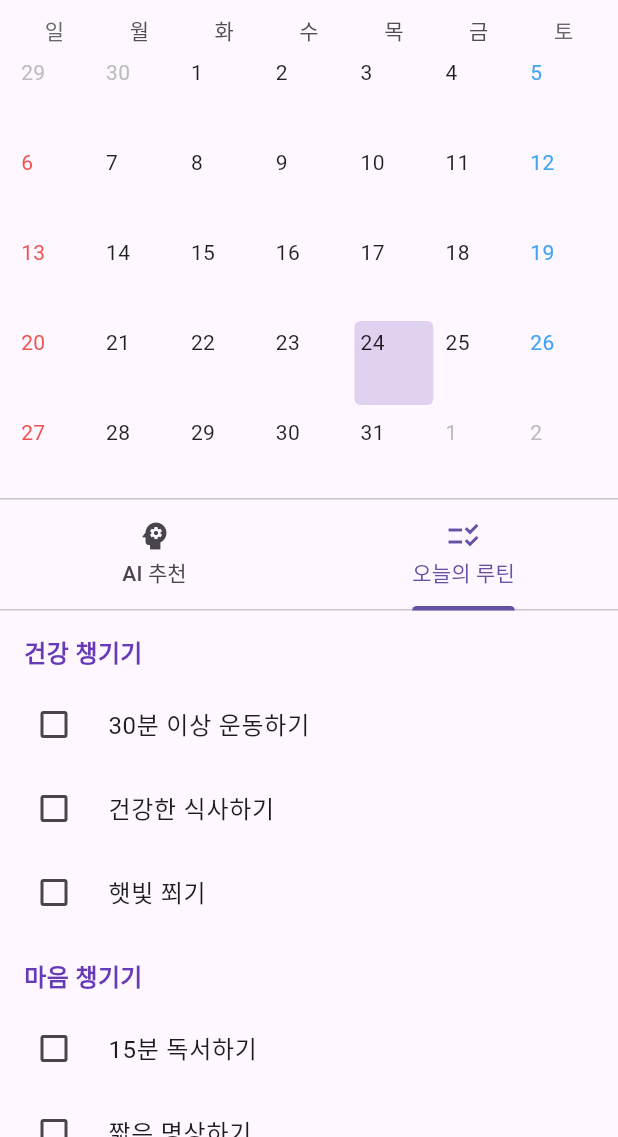
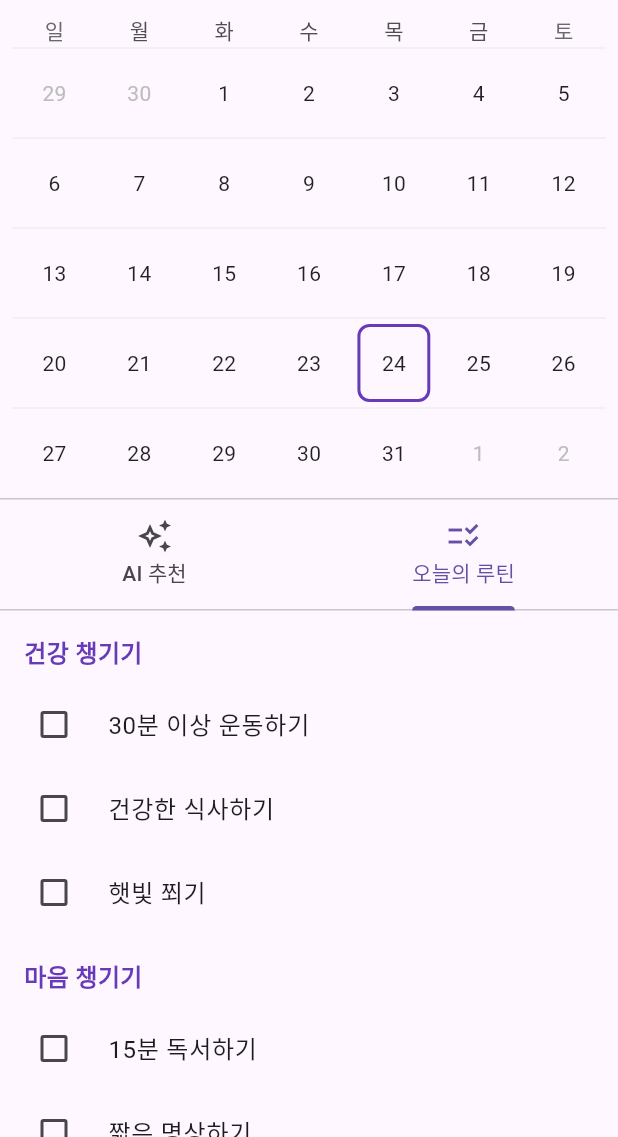
Before and after one commit to shine83/god_life_app_new, a Flutter app: the WorkSchedulePage screen opened directly, tab 2 chosen, on a phone screen of 412 x 824 dp, the part 99-1236 px from its top. Run offline on Flutter 3.47's test engine with Material 3 defaults, Android fonts, the phone set to English and light mode, and no system bars; drawn by our look-alikes of table_calendar; our stand-ins replace flutter_colorpicker, flutter_local_notifications, lottie, shared_preferences, sqflite, timezone; accounts and stored records are empty; network calls fail.

Commit message:
캘린더 수정 투두리스트넣기

```diff
--- a/lib/work_schedule_page.dart
+++ b/lib/work_schedule_page.dart
@@ -1,5 +1,5 @@
 import 'dart:async';
-import 'package:collection/collection.dart'; // groupBy를 위해 추가
+import 'package:collection/collection.dart';
 import 'package:flutter/material.dart';
 import 'package:flutter_colorpicker/flutter_colorpicker.dart';
 import 'package:intl/intl.dart';
@@ -25,7 +25,7 @@ class _WorkSchedulePageState extends State<WorkSchedulePage>
   String _aiRecommendation = '날짜를 선택하여 AI 추천을 받아보세요!';
 
   List<Routine> _allRoutines = [];
-  Map<int, bool> _routineLog = {}; // Key: routineId, Value: isCompleted
+  Map<int, bool> _routineLog = {};
 
   @override
   void initState() {
@@ -122,14 +122,14 @@ class _WorkSchedulePageState extends State<WorkSchedulePage>
   }
 
   Color _getColorForPattern(String? pattern) {
-    if (pattern == null) return Colors.grey.shade400;
+    if (pattern == null) return Colors.transparent;
     final type = _shiftTypes.firstWhere((t) => t.abbreviation == pattern,
         orElse: () => ShiftType(
             name: '',
             abbreviation: '',
             startTime: TimeOfDay.now(),
             endTime: TimeOfDay.now(),
-            color: Colors.grey));
+            color: Colors.transparent));
     return type.color;
   }
 
@@ -146,9 +146,95 @@ class _WorkSchedulePageState extends State<WorkSchedulePage>
     );
   }
 
+  // ## 👈 1. 수정/삭제 다이얼로그 함수를 다시 추가합니다. ##
+  void _showEditDialog(WorkSchedule schedule) {
+    showDialog(
+      context: context,
+      builder: (ctx) => AlertDialog(
+        title: const Text('근무 유형 변경'),
+        content: SingleChildScrollView(
+          child: Column(
+            mainAxisSize: MainAxisSize.min,
+            children: _shiftTypes.map((type) {
+              return ListTile(
+                leading: CircleAvatar(backgroundColor: type.color, radius: 12),
+                title: Text(type.name),
+                onTap: () async {
+                  final updatedSchedule = WorkSchedule(
+                      id: schedule.id,
+                      startDate: schedule.startDate,
+                      startTime:
+                          '${type.startTime.hour}:${type.startTime.minute}',
+                      endDate: schedule.endDate,
+                      endTime: '${type.endTime.hour}:${type.endTime.minute}',
+                      pattern: type.abbreviation);
+                  await DBHelper.updateWorkSchedule(updatedSchedule);
+                  Navigator.pop(ctx);
+                  _loadData();
+                },
+              );
+            }).toList(),
+          ),
+        ),
+        actions: [
+          TextButton(
+              onPressed: () => Navigator.pop(ctx), child: const Text('취소'))
+        ],
+      ),
+    );
+  }
+
+  void _showDeleteConfirmationDialog(WorkSchedule schedule) async {
+    final choice = await showDialog<String>(
+      context: context,
+      builder: (ctx) => AlertDialog(
+        title: const Text('삭제 옵션 선택'),
+        content: Column(mainAxisSize: MainAxisSize.min, children: [
+          ListTile(
+              leading: const Icon(Icons.looks_one),
+              title: const Text('이 날짜만 삭제'),
+              onTap: () => Navigator.pop(ctx, 'single')),
+          ListTile(
+              leading: const Icon(Icons.delete_sweep),
+              title: const Text('모든 일정 삭제'),
+              onTap: () => Navigator.pop(ctx, 'all')),
+        ]),
+        actions: [
+          TextButton(
+              onPressed: () => Navigator.pop(ctx), child: const Text('취소'))
+        ],
+      ),
+    );
+    if (choice == 'single') {
+      await DBHelper.deleteWorkSchedule(schedule.id!);
+      _loadData();
+    } else if (choice == 'all') {
+      final confirmAll = await showDialog<bool>(
+        context: context,
+        builder: (ctx) => AlertDialog(
+          title: const Text('정말 모든 일정을 삭제하시겠어요?'),
+          content: const Text('이 작업은 되돌릴 수 없습니다.'),
+          actions: [
+            TextButton(
+                onPressed: () => Navigator.pop(ctx, false),
+                child: const Text('취소')),
+            TextButton(
+                onPressed: () => Navigator.pop(ctx, true),
+                child: const Text('전체 삭제')),
+          ],
+        ),
+      );
+      if (confirmAll == true) {
+        await DBHelper.clearAllSchedules();
+        _loadData();
+      }
+    }
+  }
+
   @override
   Widget build(BuildContext context) {
     final groupedRoutines = groupBy(_allRoutines, (Routine r) => r.category);
+    final selectedSchedule = scheduleMap[_selectedDay]?.first;
 
     return Scaffold(
       appBar: AppBar(
@@ -193,6 +279,11 @@ class _WorkSchedulePageState extends State<WorkSchedulePage>
                   titleTextStyle: TextStyle(fontSize: 1.0),
                   leftChevronVisible: false,
                   rightChevronVisible: false),
+              calendarStyle: CalendarStyle(
+                tableBorder: TableBorder(
+                    horizontalInside:
+                        BorderSide(color: Colors.grey.shade200, width: 1.0)),
+              ),
               calendarBuilders: CalendarBuilders(
                 defaultBuilder: (context, day, focusedDay) =>
                     _buildCalendarCell(day),
@@ -209,11 +300,38 @@ class _WorkSchedulePageState extends State<WorkSchedulePage>
           Expanded(
             child: Column(
               children: [
-                TabBar(
+                // ## 👈 2. TabBar와 수정/삭제 아이콘을 함께 배치합니다. ##
+                Row(
+                  children: [
+                    Expanded(
+                      child: TabBar(
                         controller: _tabController,
                         tabs: const [
-                    Tab(icon: Icon(Icons.psychology), text: 'AI 추천'),
+                          Tab(
+                              icon: Icon(Icons.auto_awesome_outlined),
+                              text: 'AI 추천'),
                           Tab(icon: Icon(Icons.checklist_rtl), text: '오늘의 루틴'),
+                        ],
+                      ),
+                    ),
+                    // 선택된 날에 근무가 있을 때만 수정/삭제 아이콘 표시
+                    if (selectedSchedule != null)
+                      Row(
+                        children: [
+                          IconButton(
+                            icon: Icon(Icons.edit, color: Colors.green[700]),
+                            onPressed: () => _showEditDialog(selectedSchedule),
+                            tooltip: '수정하기',
+                          ),
+                          IconButton(
+                            icon: Icon(Icons.delete_outline,
+                                color: Colors.red[700]),
+                            onPressed: () =>
+                                _showDeleteConfirmationDialog(selectedSchedule),
+                            tooltip: '삭제하기',
+                          ),
+                        ],
+                      ),
                   ],
                 ),
                 Expanded(
@@ -269,62 +387,48 @@ class _WorkSchedulePageState extends State<WorkSchedulePage>
     );
   }
 
+  // ## 👈 3. 날짜 셀 전체를 색상으로 채우도록 수정합니다. ##
   Widget _buildCalendarCell(DateTime day,
       {bool isToday = false, bool isSelected = false, bool isOutside = false}) {
     final dayKey = DateTime(day.year, day.month, day.day);
-    final schedulesForDay = scheduleMap[dayKey] ?? [];
+    final schedule = scheduleMap[dayKey]?.first;
+    final cellColor = _getColorForPattern(schedule?.pattern);
+    final isFilled = schedule != null;
+
     return AnimatedContainer(
       duration: const Duration(milliseconds: 250),
-      margin: const EdgeInsets.all(2.0),
+      margin: const EdgeInsets.all(4.0),
       decoration: BoxDecoration(
-          color: isSelected
-              ? Colors.deepPurple.withOpacity(0.2)
-              : Colors.transparent,
-          borderRadius: BorderRadius.circular(4.0)),
+        color: isFilled ? cellColor.withOpacity(0.9) : Colors.transparent,
+        borderRadius: BorderRadius.circular(8.0),
+        border:
+            isSelected ? Border.all(color: Colors.deepPurple, width: 2) : null,
+      ),
+      child: Center(
         child: Column(
-        crossAxisAlignment: CrossAxisAlignment.start,
+          mainAxisAlignment: MainAxisAlignment.center,
           children: [
-          Padding(
-            padding: const EdgeInsets.only(top: 4, left: 4),
-            child: Text('${day.day}',
+            Text(
+              '${day.day}',
               style: TextStyle(
                 color: isOutside
                     ? Colors.grey[400]
-                        : (day.weekday == DateTime.sunday
-                            ? Colors.red[400]
-                            : (day.weekday == DateTime.saturday
-                                ? Colors.blue[400]
-                                : (isToday
-                                    ? Colors.deepPurple
-                                    : Colors.black87))),
-                    fontWeight: isToday ? FontWeight.bold : FontWeight.normal)),
+                    : (isFilled
+                        ? Colors.white
+                        : (isToday ? Colors.deepPurple : Colors.black87)),
+                fontWeight: isToday ? FontWeight.bold : FontWeight.normal,
               ),
-          if (schedulesForDay.isNotEmpty)
-            ...schedulesForDay.map((schedule) {
-              final type = _shiftTypes.firstWhere(
-                  (t) => t.abbreviation == schedule.pattern,
-                  orElse: () => ShiftType(
-                      name: '',
-                      abbreviation: '',
-                      startTime: TimeOfDay.now(),
-                      endTime: TimeOfDay.now(),
-                      color: Colors.grey));
-              return Container(
-                margin: const EdgeInsets.only(top: 2, left: 2, right: 2),
-                padding: const EdgeInsets.symmetric(horizontal: 4, vertical: 2),
-                decoration: BoxDecoration(
-                    color: type.color.withOpacity(0.9),
-                    borderRadius: BorderRadius.circular(4)),
-                child: Text(type.name,
+            ),
+            if (isFilled)
+              Text(
+                schedule!.pattern,
                 style: const TextStyle(
                     color: Colors.white,
-                        fontSize: 11,
+                    fontSize: 12,
                     fontWeight: FontWeight.bold),
-                    overflow: TextOverflow.ellipsis,
-                    textAlign: TextAlign.center),
-              );
-            }).toList(),
+              ),
           ],
+        ),
       ),
     );
   }
```
Lines whose indentation alone changed are shown as unchanged.
